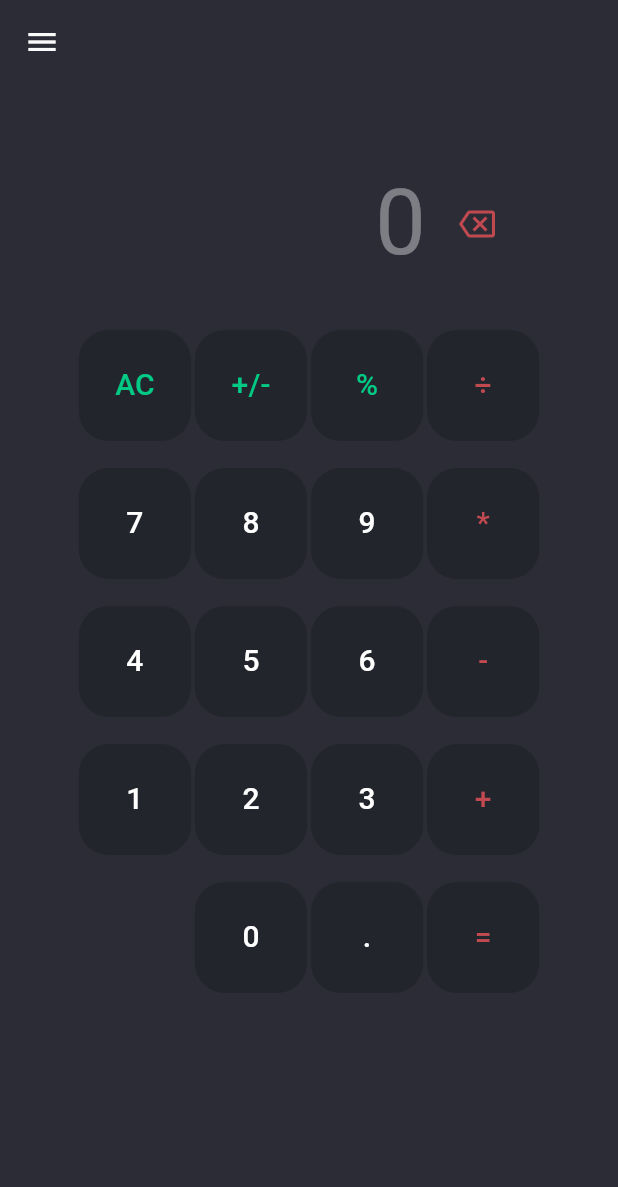
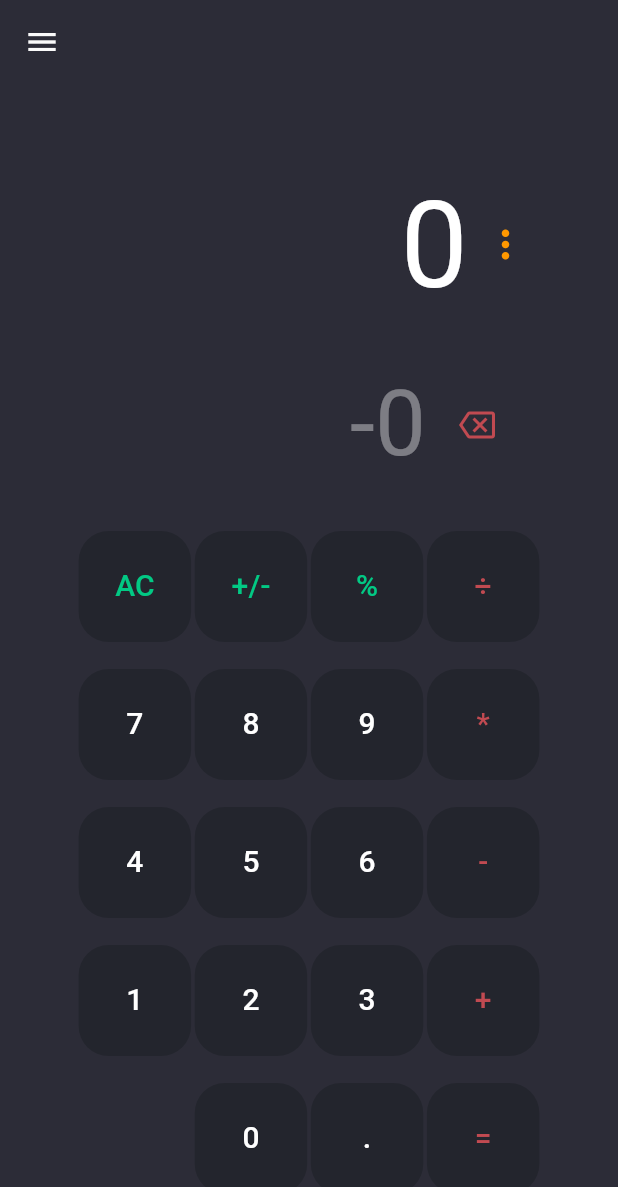
Before and after one commit to rjcalifornia/KCalc, a Flutter app: the screen it shows after launch, after a tap on "+/-", on a phone screen of 412 x 824 dp. Shown: the top 1187 px of the screen. Run offline on Flutter 3.47's test engine with Material 3 defaults, Android fonts, the phone set to English and light mode, and no system bars; our stand-ins replace google_fonts, math_expressions; missing offline and left inert: window_manager; statements that could not run were skipped.

Commit message:
Changes to be committed: 	modified:   lib/main.dart 	modified:   lib/ui/screens/calculator.dart 	modified:   lib/ui/utils/functions.dart 	modified:   lib/ui/widgets/button_area.dart 	modified:   lib/ui/widgets/switch.dart 	deleted:    test/widget_test.dart

```diff
--- a/lib/main.dart
+++ b/lib/main.dart
@@ -6,8 +6,8 @@ void main() async {
   WidgetsFlutterBinding.ensureInitialized();
   await windowManager.ensureInitialized();
 
-  WindowManager.instance.setMinimumSize(const Size(480, 720));
-  WindowManager.instance.setMaximumSize(const Size(480, 720));
+  WindowManager.instance.setMinimumSize(const Size(480, 820));
+  WindowManager.instance.setMaximumSize(const Size(480, 820));
 
   runApp(const HomeScreen());
 }
--- a/lib/ui/screens/calculator.dart
+++ b/lib/ui/screens/calculator.dart
@@ -1,4 +1,5 @@
 import 'package:flutter/material.dart';
+import 'package:math_expressions/math_expressions.dart';
 import 'package:ubuntu_calculator/ui/widgets/button_area.dart';
 
 class CalculatorScreen extends StatefulWidget {
@@ -9,14 +10,70 @@ class CalculatorScreen extends StatefulWidget {
 }
 
 class _CalculatorScreenState extends State<CalculatorScreen> {
+  String equation = "0";
+  String result = "0";
+  String expression = "";
+  double equationFontSize = 38.0;
+  double resultFontSize = 48.0;
+
+  void buttonPressed(String buttonText) {
+    //print(buttonText);
+    String doesContainDecimal(dynamic result) {
+      if (result.toString().contains('.')) {
+        List<String> splitDecimal = result.toString().split('.');
+        if (!(int.parse(splitDecimal[1]) > 0)) {
+          return result = splitDecimal[0].toString();
+        }
+      }
+      return result;
+    }
+
+    setState(() {
+      if (buttonText == "AC") {
+        equation = "0";
+        result = "0";
+      } else if (buttonText == "⌫") {
+        equation = equation.substring(0, equation.length - 1);
+        if (equation == "") {
+          equation = "0";
+        }
+      } else if (buttonText == "+/-") {
+        if (equation[0] != '-') {
+          equation = '-$equation';
+        } else {
+          equation = equation.substring(1);
+        }
+      } else if (buttonText == "=") {
+        expression = equation;
+        expression = expression.replaceAll('×', '*');
+        expression = expression.replaceAll('÷', '/');
+        expression = expression.replaceAll('%', '%');
+
+        try {
+          Parser p = Parser();
+          Expression exp = p.parse(expression);
+
+          ContextModel cm = ContextModel();
+          result = '${exp.evaluate(EvaluationType.REAL, cm)}';
+          if (expression.contains('%')) {
+            result = doesContainDecimal(result);
+          }
+        } catch (e) {
+          result = "Error";
+        }
+      } else {
+        if (equation == "0") {
+          equation = buttonText;
+        } else {
+          equation = equation + buttonText;
+        }
+      }
+    });
+    print(buttonText);
+  }
+
   @override
   Widget build(BuildContext context) {
-    const equation = "0";
-    String result = "0";
-    String expression = "";
-    double equationFontSize = 38.0;
-    double resultFontSize = 48.0;
-
     return SafeArea(
         child: Scaffold(
       backgroundColor: const Color(0xff2c2c37),
@@ -53,12 +110,25 @@ class _CalculatorScreenState extends State<CalculatorScreen> {
           children: [
             Row(
               mainAxisAlignment: MainAxisAlignment.end,
+              children: <Widget>[
+                Padding(
+                    padding: const EdgeInsets.all(10.0),
+                    child: Text(result,
+                        textAlign: TextAlign.left,
+                        style: const TextStyle(
+                            color: Colors.white, fontSize: 80))),
+                const Icon(Icons.more_vert, color: Colors.orange, size: 30),
+                const SizedBox(width: 20),
+              ],
+            ),
+            Row(
+              mainAxisAlignment: MainAxisAlignment.end,
               children: [
-                const Padding(
-                  padding: EdgeInsets.all(10),
+                Padding(
+                  padding: const EdgeInsets.all(10),
                   child: Text(
                     equation,
-                    style: TextStyle(
+                    style: const TextStyle(
                       fontSize: 60,
                       color: Colors.white38,
                     ),
@@ -77,7 +147,9 @@ class _CalculatorScreenState extends State<CalculatorScreen> {
             const SizedBox(
               height: 8,
             ),
-            ButtonArea(),
+            ButtonArea(
+              function: buttonPressed,
+            ),
             const SizedBox(
               height: 8,
             ),
--- a/lib/ui/utils/functions.dart
+++ b/lib/ui/utils/functions.dart
@@ -1,5 +1,20 @@
 class Functions {
   Future buttonPressed(String buttonText) async {
-    print(buttonText);
+    //print(buttonText);
+    String doesContainDecimal(dynamic result) {
+      if (result.toString().contains('.')) {
+        List<String> splitDecimal = result.toString().split('.');
+        if (!(int.parse(splitDecimal[1]) > 0)) {
+          return result = splitDecimal[0].toString();
+        }
+      }
+      return result;
+    }
+
+    if (buttonText == "AC") {
+      //test = "0";
+
+      //result = "0";
+    }
   }
 }
--- a/lib/ui/widgets/button_area.dart
+++ b/lib/ui/widgets/button_area.dart
@@ -3,8 +3,9 @@ import 'package:ubuntu_calculator/ui/components/button_helper.dart';
 import 'package:ubuntu_calculator/ui/utils/functions.dart';
 
 class ButtonArea extends StatefulWidget {
-  const ButtonArea({super.key});
+  const ButtonArea({super.key, required this.function});
 
+  final dynamic function;
   @override
   State<ButtonArea> createState() => _ButtonAreaState();
 }
@@ -29,26 +30,17 @@ class _ButtonAreaState extends State<ButtonArea> {
                   Row(
                     mainAxisAlignment: MainAxisAlignment.spaceEvenly,
                     children: [
-                      buttonHelper(
-                          'AC',
-                          const Color(0xff23252d),
-                          const Color(0xff02c984),
-                          () => Functions().buttonPressed('AC')),
+                      buttonHelper('AC', const Color(0xff23252d),
+                          const Color(0xff02c984), () => widget.function('AC')),
                       buttonHelper(
                           '+/-',
                           const Color(0xff23252d),
                           const Color(0xff02c984),
-                          () => Functions().buttonPressed('+/-')),
-                      buttonHelper(
-                          '%',
-                          const Color(0xff23252d),
-                          const Color(0xff02c984),
-                          () => Functions().buttonPressed('%')),
-                      buttonHelper(
-                          "÷",
-                          const Color(0xff23252d),
-                          const Color(0xffc14a51),
-                          () => Functions().buttonPressed('÷')),
+                          () => widget.function('+/-')),
+                      buttonHelper('%', const Color(0xff23252d),
+                          const Color(0xff02c984), () => widget.function('%')),
+                      buttonHelper("÷", const Color(0xff23252d),
+                          const Color(0xffc14a51), () => widget.function('÷')),
                     ],
                   ),
                   const SizedBox(
@@ -57,26 +49,14 @@ class _ButtonAreaState extends State<ButtonArea> {
                   Row(
                     mainAxisAlignment: MainAxisAlignment.spaceEvenly,
                     children: [
-                      buttonHelper(
-                          '7',
-                          const Color(0xff23252d),
-                          const Color(0xffffffff),
-                          () => Functions().buttonPressed('7')),
-                      buttonHelper(
-                          '8',
-                          const Color(0xff23252d),
-                          const Color(0xffffffff),
-                          () => Functions().buttonPressed('8')),
-                      buttonHelper(
-                          '9',
-                          const Color(0xff23252d),
-                          const Color(0xffffffff),
-                          () => Functions().buttonPressed('9')),
-                      buttonHelper(
-                          "*",
-                          const Color(0xff23252d),
-                          const Color(0xffc14a51),
-                          () => Functions().buttonPressed('*')),
+                      buttonHelper('7', const Color(0xff23252d),
+                          const Color(0xffffffff), () => widget.function('7')),
+                      buttonHelper('8', const Color(0xff23252d),
+                          const Color(0xffffffff), () => widget.function('8')),
+                      buttonHelper('9', const Color(0xff23252d),
+                          const Color(0xffffffff), () => widget.function('9')),
+                      buttonHelper("*", const Color(0xff23252d),
+                          const Color(0xffc14a51), () => widget.function('*')),
                     ],
                   ),
                   const SizedBox(
@@ -85,26 +65,14 @@ class _ButtonAreaState extends State<ButtonArea> {
                   Row(
                     mainAxisAlignment: MainAxisAlignment.spaceEvenly,
                     children: [
-                      buttonHelper(
-                          '4',
-                          const Color(0xff23252d),
-                          const Color(0xffffffff),
-                          () => Functions().buttonPressed('4')),
-                      buttonHelper(
-                          '5',
-                          const Color(0xff23252d),
-                          const Color(0xffffffff),
-                          () => Functions().buttonPressed('5')),
-                      buttonHelper(
-                          '6',
-                          const Color(0xff23252d),
-                          const Color(0xffffffff),
-                          () => Functions().buttonPressed('6')),
-                      buttonHelper(
-                          "-",
-                          const Color(0xff23252d),
-                          const Color(0xffc14a51),
-                          () => Functions().buttonPressed('-')),
+                      buttonHelper('4', const Color(0xff23252d),
+                          const Color(0xffffffff), () => widget.function('4')),
+                      buttonHelper('5', const Color(0xff23252d),
+                          const Color(0xffffffff), () => widget.function('5')),
+                      buttonHelper('6', const Color(0xff23252d),
+                          const Color(0xffffffff), () => widget.function('6')),
+                      buttonHelper("-", const Color(0xff23252d),
+                          const Color(0xffc14a51), () => widget.function('-')),
                     ],
                   ),
                   const SizedBox(
@@ -113,26 +81,14 @@ class _ButtonAreaState extends State<ButtonArea> {
                   Row(
                     mainAxisAlignment: MainAxisAlignment.spaceEvenly,
                     children: [
-                      buttonHelper(
-                          '1',
-                          const Color(0xff23252d),
-                          const Color(0xffffffff),
-                          () => Functions().buttonPressed('1')),
-                      buttonHelper(
-                          '2',
-                          const Color(0xff23252d),
-                          const Color(0xffffffff),
-                          () => Functions().buttonPressed('2')),
-                      buttonHelper(
-                          '3',
-                          const Color(0xff23252d),
-                          const Color(0xffffffff),
-                          () => Functions().buttonPressed('3')),
-                      buttonHelper(
-                          "+",
-                          const Color(0xff23252d),
-                          const Color(0xffc14a51),
-                          () => Functions().buttonPressed('+')),
+                      buttonHelper('1', const Color(0xff23252d),
+                          const Color(0xffffffff), () => widget.function('1')),
+                      buttonHelper('2', const Color(0xff23252d),
+                          const Color(0xffffffff), () => widget.function('2')),
+                      buttonHelper('3', const Color(0xff23252d),
+                          const Color(0xffffffff), () => widget.function('3')),
+                      buttonHelper("+", const Color(0xff23252d),
+                          const Color(0xffc14a51), () => widget.function('+')),
                     ],
                   ),
                   const SizedBox(
@@ -144,21 +100,12 @@ class _ButtonAreaState extends State<ButtonArea> {
                       const SizedBox(
                         width: 75,
                       ),
-                      buttonHelper(
-                          '0',
-                          const Color(0xff23252d),
-                          const Color(0xffffffff),
-                          () => Functions().buttonPressed('0')),
-                      buttonHelper(
-                          '.',
-                          const Color(0xff23252d),
-                          const Color(0xffffffff),
-                          () => Functions().buttonPressed('.')),
-                      buttonHelper(
-                          "=",
-                          const Color(0xff23252d),
-                          const Color(0xffc14a51),
-                          () => Functions().buttonPressed('=')),
+                      buttonHelper('0', const Color(0xff23252d),
+                          const Color(0xffffffff), () => widget.function('0')),
+                      buttonHelper('.', const Color(0xff23252d),
+                          const Color(0xffffffff), () => widget.function('.')),
+                      buttonHelper("=", const Color(0xff23252d),
+                          const Color(0xffc14a51), () => widget.function('=')),
                     ],
                   )
                 ],
--- a/lib/ui/widgets/switch.dart
+++ b/lib/ui/widgets/switch.dart
@@ -1,7 +1,6 @@
 // ignore_for_file: sized_box_for_whitespace
 
 import 'package:flutter/material.dart';
-import 'package:flutter/widgets.dart';
 
 class SwitchMode extends StatefulWidget {
   const SwitchMode({super.key});
@@ -36,9 +35,7 @@ class _SwitchModeState extends State<SwitchMode> {
             mainAxisAlignment: MainAxisAlignment.spaceEvenly,
             children: [
               GestureDetector(
-                onTap: () {
-                  print('Light');
-                },
+                onTap: () {},
                 child: const SizedBox(
                   height: 30,
                   child: Icon(
@@ -48,9 +45,7 @@ class _SwitchModeState extends State<SwitchMode> {
                 ),
               ),
               GestureDetector(
-                onTap: () {
-                  print('Dark');
-                },
+                onTap: () {},
                 child: const SizedBox(
                   height: 30,
                   child: Icon(
```
Also changed, not shown: 1 other file.
